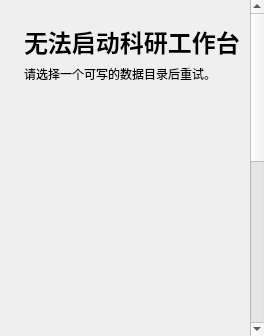
Qt form src/research_workspace/presentation/ui/startup_error_page.ui (parutarou0718-afk/research-workspace) before a commit.
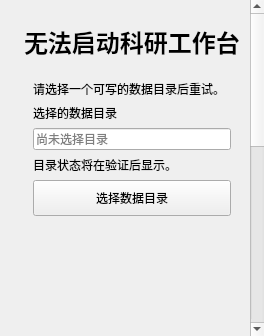
The same form after that commit.

Commit message: fix: complete Designer page contracts

Patch:
```diff
--- a/src/research_workspace/presentation/ui/startup_error_page.ui
+++ b/src/research_workspace/presentation/ui/startup_error_page.ui
@@ -4,10 +4,16 @@
  <widget class="QWidget" name="startupErrorPage"><layout class="QVBoxLayout" name="startupErrorRootVerticalLayout">
   <property name="leftMargin"><number>0</number></property><property name="topMargin"><number>0</number></property><property name="rightMargin"><number>0</number></property><property name="bottomMargin"><number>0</number></property>
   <item><widget class="QScrollArea" name="startupErrorScrollArea"><property name="widgetResizable"><bool>true</bool></property><property name="horizontalScrollBarPolicy"><enum>Qt::ScrollBarAlwaysOff</enum></property><property name="verticalScrollBarPolicy"><enum>Qt::ScrollBarAsNeeded</enum></property><property name="frameShape"><enum>QFrame::NoFrame</enum></property>
-   <widget class="QWidget" name="startupErrorContentWidget"><property name="minimumSize"><size><width>0</width><height>700</height></size></property><layout class="QVBoxLayout" name="startupErrorContentVerticalLayout"><property name="leftMargin"><number>24</number></property><property name="topMargin"><number>24</number></property><property name="rightMargin"><number>24</number></property><property name="bottomMargin"><number>24</number></property>
+   <widget class="QWidget" name="startupErrorContentWidget"><property name="minimumSize"><size><width>0</width><height>780</height></size></property><layout class="QVBoxLayout" name="startupErrorContentVerticalLayout"><property name="leftMargin"><number>24</number></property><property name="topMargin"><number>24</number></property><property name="rightMargin"><number>24</number></property><property name="bottomMargin"><number>24</number></property><property name="spacing"><number>12</number></property>
     <item><widget class="QLabel" name="pageTitleLabel"><property name="font"><font><pointsize>18</pointsize><bold>true</bold></font></property><property name="text"><string>无法启动科研工作台</string></property></widget></item>
-    <item><widget class="QLabel" name="startupErrorLabel"><property name="text"><string>请选择一个可写的数据目录后重试。</string></property><property name="wordWrap"><bool>true</bool></property></widget></item>
-    <item><spacer name="startupErrorVerticalSpacer"><property name="orientation"><enum>Qt::Vertical</enum></property><property name="sizeHint" stdset="0"><size><width>20</width><height>560</height></size></property></spacer></item>
+    <item><widget class="QFrame" name="startupRecoveryCard"><layout class="QVBoxLayout" name="startupRecoveryVerticalLayout">
+     <item><widget class="QLabel" name="startupErrorLabel"><property name="text"><string>请选择一个可写的数据目录后重试。</string></property><property name="wordWrap"><bool>true</bool></property></widget></item>
+     <item><widget class="QLabel" name="selectedPathTitleLabel"><property name="text"><string>选择的数据目录</string></property></widget></item>
+     <item><widget class="QLineEdit" name="selectedDataDirectoryLineEdit"><property name="readOnly"><bool>true</bool></property><property name="placeholderText"><string>尚未选择目录</string></property></widget></item>
+     <item><widget class="QLabel" name="dataDirectoryStatusLabel"><property name="text"><string>目录状态将在验证后显示。</string></property><property name="wordWrap"><bool>true</bool></property></widget></item>
+     <item><widget class="QPushButton" name="chooseDataDirectoryButton"><property name="text"><string>选择数据目录</string></property><property name="minimumSize"><size><width>130</width><height>36</height></size></property></widget></item>
+    </layout></widget></item>
+    <item><spacer name="startupErrorVerticalSpacer"><property name="orientation"><enum>Qt::Vertical</enum></property><property name="sizeHint" stdset="0"><size><width>20</width><height>380</height></size></property></spacer></item>
    </layout></widget>
   </widget></item>
  </layout></widget>
```
The commit also changes 10 other files.
